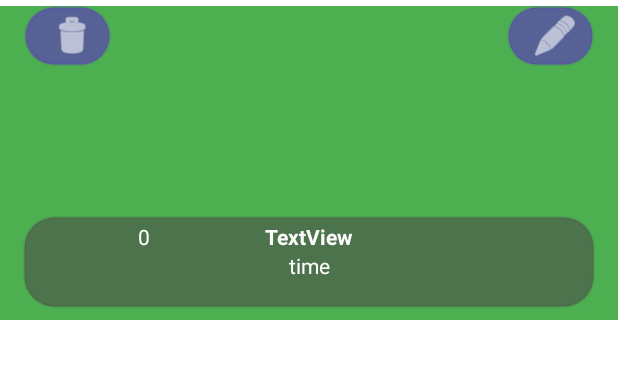
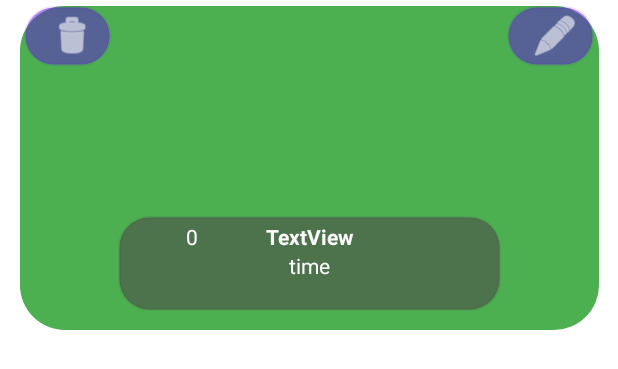
Before and after one commit to antizep/DayPlanned, an Android app: the layout shedule_layout.xml on its own in the app's theme, with its tools: preview values and no code run, on a phone screen of 412 x 824 dp. Shown: the top 369 px of the screen. Run offline under Robolectric (Android 15) with nearby library versions, the phone set to English and light mode, and no system bars.

Commit message:
Bylo provedeno oříznutí obrázků. Změnil UI

```diff
--- a/app/build.gradle
+++ b/app/build.gradle
@@ -46,5 +46,6 @@ dependencies {
     implementation 'androidx.appcompat:appcompat:1.2.0'
     implementation 'com.google.android.material:material:1.2.1'
     implementation 'androidx.constraintlayout:constraintlayout:2.0.4'
-
+    implementation 'com.github.yalantis:ucrop:2.2.6'
+    implementation 'com.github.yalantis:ucrop:2.2.6-native'
 }
--- a/app/src/main/java/com/example/dayplanned/MainActivity.kt
+++ b/app/src/main/java/com/example/dayplanned/MainActivity.kt
@@ -187,6 +187,8 @@ class MainActivity : AppCompatActivity() {
                 scheduleLayout.removeView(it.parent as View)
                 scheduleController!!.delSchedule(schedule.id)
             }
+            scheduleLayoutPane.deleteScheduleButton.visibility = View.GONE
+            scheduleLayoutPane.editScheduleButton.visibility = View.GONE
             scheduleLayoutPane.editScheduleButton.setOnClickListener {
                 val intent = Intent(this, AddScheduleActivity::class.java)
                 intent.putExtra("id", schedule.id)
--- a/app/src/main/res/layout/shedule_layout.xml
+++ b/app/src/main/res/layout/shedule_layout.xml
@@ -6,31 +6,39 @@
     android:layout_height="wrap_content"
     android:visibility="visible">
 
+    <androidx.cardview.widget.CardView
+        android:layout_width="386dp"
+        android:layout_height="216dp"
+        android:layout_marginTop="4dp"
+        app:cardCornerRadius="30dp"
+        app:cardElevation="0dp"
+        app:layout_constraintBottom_toBottomOf="parent"
+        app:layout_constraintEnd_toEndOf="parent"
+        app:layout_constraintHorizontal_bias="0.5"
+        app:layout_constraintStart_toStartOf="parent"
+        app:layout_constraintTop_toTopOf="parent">
+
         <ImageView
             android:id="@+id/ImageSchedule"
             android:layout_width="match_parent"
-        android:layout_height="209dp"
-        android:layout_marginTop="4dp"
+            android:layout_height="match_parent"
+
             android:visibility="visible"
-        app:layout_constraintEnd_toEndOf="parent"
-        app:layout_constraintHorizontal_bias="0.0"
-        app:layout_constraintStart_toStartOf="parent"
-        app:layout_constraintTop_toTopOf="parent"
             app:srcCompat="@android:drawable/sym_def_app_icon"
             tools:srcCompat="@color/green"
             tools:visibility="visible" />
 
         <androidx.constraintlayout.widget.ConstraintLayout
             android:layout_width="match_parent"
-        android:layout_height="61dp"
-        android:layout_marginStart="15dp"
+            android:layout_height="63dp"
+            android:layout_marginStart="65dp"
             android:layout_marginTop="140dp"
-        android:layout_marginEnd="15dp"
+            android:layout_marginEnd="65dp"
             android:background="@drawable/schedule_shape"
             app:layout_constraintEnd_toEndOf="parent"
-        app:layout_constraintHorizontal_bias="0.0"
+            app:layout_constraintHorizontal_bias="0.5"
             app:layout_constraintStart_toStartOf="parent"
-        app:layout_constraintTop_toTopOf="@+id/ImageSchedule">
+            tools:layout_editor_absoluteX="65dp">
 
             <TextView
                 android:id="@+id/scheduleBody"
@@ -82,6 +90,7 @@
 
 
         </androidx.constraintlayout.widget.ConstraintLayout>
+    </androidx.cardview.widget.CardView>
 
     <Button
         android:id="@+id/deleteScheduleButton"
@@ -93,7 +102,8 @@
         app:icon="@android:drawable/ic_menu_delete"
         app:iconTint="@color/white"
         app:layout_constraintStart_toStartOf="parent"
-        app:layout_constraintTop_toTopOf="parent" />
+        app:layout_constraintTop_toTopOf="parent"
+        tools:visibility="visible" />
 
     <Button
         android:id="@+id/editScheduleButton"
@@ -105,6 +115,7 @@
         app:icon="@android:drawable/ic_menu_edit"
         app:iconTint="@color/white"
         app:layout_constraintEnd_toEndOf="parent"
-        app:layout_constraintTop_toTopOf="parent" />
+        app:layout_constraintTop_toTopOf="parent"
+        tools:visibility="visible" />
 
 </androidx.constraintlayout.widget.ConstraintLayout>
--- a/build.gradle
+++ b/build.gradle
@@ -4,6 +4,7 @@ buildscript {
     repositories {
         google()
         jcenter()
+
     }
     dependencies {
         classpath "com.android.tools.build:gradle:4.1.1"
@@ -17,6 +18,7 @@ allprojects {
     repositories {
         google()
         jcenter()
+        maven { url "https://jitpack.io" }
     }
 }
 
```
Also changed, not shown: app/src/main/AndroidManifest.xml (+16 -7 lines), app/src/main/java/com/example/dayplanned/AddScheduleActivity.kt (+55 -29 lines). Lines whose indentation alone changed are shown as unchanged.
